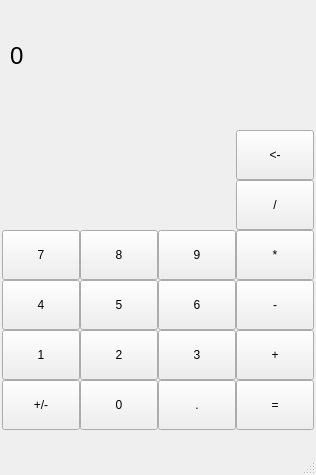
This is layout.ui in EduardoRodriguesF/Calculator as Qt 5 draws it before an edit. The edited form follows.
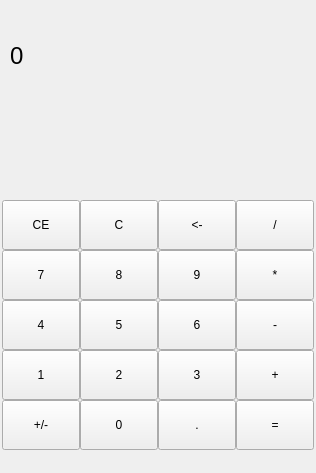
This is the edited form.

Commit message: Added C and CE functions

The edit to the form file:
```diff
--- a/layout.ui
+++ b/layout.ui
@@ -7,18 +7,21 @@
     <x>0</x>
     <y>0</y>
     <width>316</width>
-    <height>475</height>
+    <height>473</height>
    </rect>
   </property>
   <property name="windowTitle">
    <string>MainWindow</string>
   </property>
+  <property name="styleSheet">
+   <string notr="true">background-color='#000'</string>
+  </property>
   <widget class="QWidget" name="centralwidget">
    <widget class="QPushButton" name="btn2">
     <property name="geometry">
      <rect>
       <x>80</x>
-      <y>330</y>
+      <y>350</y>
       <width>78</width>
       <height>50</height>
      </rect>
@@ -34,7 +37,7 @@
     <property name="geometry">
      <rect>
       <x>80</x>
-      <y>380</y>
+      <y>400</y>
       <width>78</width>
       <height>50</height>
      </rect>
@@ -50,7 +53,7 @@
     <property name="geometry">
      <rect>
       <x>158</x>
-      <y>330</y>
+      <y>350</y>
       <width>78</width>
       <height>50</height>
      </rect>
@@ -66,7 +69,7 @@
     <property name="geometry">
      <rect>
       <x>2</x>
-      <y>330</y>
+      <y>350</y>
       <width>78</width>
       <height>50</height>
      </rect>
@@ -82,7 +85,7 @@
     <property name="geometry">
      <rect>
       <x>80</x>
-      <y>280</y>
+      <y>300</y>
       <width>78</width>
       <height>50</height>
      </rect>
@@ -98,7 +101,7 @@
     <property name="geometry">
      <rect>
       <x>2</x>
-      <y>280</y>
+      <y>300</y>
       <width>78</width>
       <height>50</height>
      </rect>
@@ -114,7 +117,7 @@
     <property name="geometry">
      <rect>
       <x>158</x>
-      <y>280</y>
+      <y>300</y>
       <width>78</width>
       <height>50</height>
      </rect>
@@ -130,7 +133,7 @@
     <property name="geometry">
      <rect>
       <x>158</x>
-      <y>230</y>
+      <y>250</y>
       <width>78</width>
       <height>50</height>
      </rect>
@@ -146,7 +149,7 @@
     <property name="geometry">
      <rect>
       <x>80</x>
-      <y>230</y>
+      <y>250</y>
       <width>78</width>
       <height>50</height>
      </rect>
@@ -162,7 +165,7 @@
     <property name="geometry">
      <rect>
       <x>2</x>
-      <y>230</y>
+      <y>250</y>
       <width>78</width>
       <height>50</height>
      </rect>
@@ -178,7 +181,7 @@
     <property name="geometry">
      <rect>
       <x>236</x>
-      <y>380</y>
+      <y>400</y>
       <width>78</width>
       <height>50</height>
      </rect>
@@ -194,7 +197,7 @@
     <property name="geometry">
      <rect>
       <x>236</x>
-      <y>280</y>
+      <y>300</y>
       <width>78</width>
       <height>50</height>
      </rect>
@@ -210,7 +213,7 @@
     <property name="geometry">
      <rect>
       <x>236</x>
-      <y>230</y>
+      <y>250</y>
       <width>78</width>
       <height>50</height>
      </rect>
@@ -226,7 +229,7 @@
     <property name="geometry">
      <rect>
       <x>236</x>
-      <y>330</y>
+      <y>350</y>
       <width>78</width>
       <height>50</height>
      </rect>
@@ -242,7 +245,7 @@
     <property name="geometry">
      <rect>
       <x>236</x>
-      <y>180</y>
+      <y>200</y>
       <width>78</width>
       <height>50</height>
      </rect>
@@ -278,8 +281,8 @@
    <widget class="QPushButton" name="btnErase">
     <property name="geometry">
      <rect>
-      <x>236</x>
-      <y>130</y>
+      <x>158</x>
+      <y>200</y>
       <width>78</width>
       <height>50</height>
      </rect>
@@ -298,7 +301,7 @@
     <property name="geometry">
      <rect>
       <x>158</x>
-      <y>380</y>
+      <y>400</y>
       <width>78</width>
       <height>50</height>
      </rect>
@@ -314,7 +317,7 @@
     <property name="geometry">
      <rect>
       <x>2</x>
-      <y>380</y>
+      <y>400</y>
       <width>78</width>
       <height>50</height>
      </rect>
@@ -322,8 +325,37 @@
     <property name="text">
      <string>+/-</string>
     </property>
-    <property name="shortcut">
-     <string>0</string>
+   </widget>
+   <widget class="QPushButton" name="btnC">
+    <property name="geometry">
+     <rect>
+      <x>80</x>
+      <y>200</y>
+      <width>78</width>
+      <height>50</height>
+     </rect>
+    </property>
+    <property name="mouseTracking">
+     <bool>false</bool>
+    </property>
+    <property name="text">
+     <string>C</string>
+    </property>
+   </widget>
+   <widget class="QPushButton" name="btnCE">
+    <property name="geometry">
+     <rect>
+      <x>2</x>
+      <y>200</y>
+      <width>78</width>
+      <height>50</height>
+     </rect>
+    </property>
+    <property name="mouseTracking">
+     <bool>false</bool>
+    </property>
+    <property name="text">
+     <string>CE</string>
     </property>
    </widget>
   </widget>
@@ -337,7 +369,6 @@
     </rect>
    </property>
   </widget>
-  <widget class="QStatusBar" name="statusbar"/>
  </widget>
  <resources/>
  <connections/>
```
The commit also changes 1 other file.
